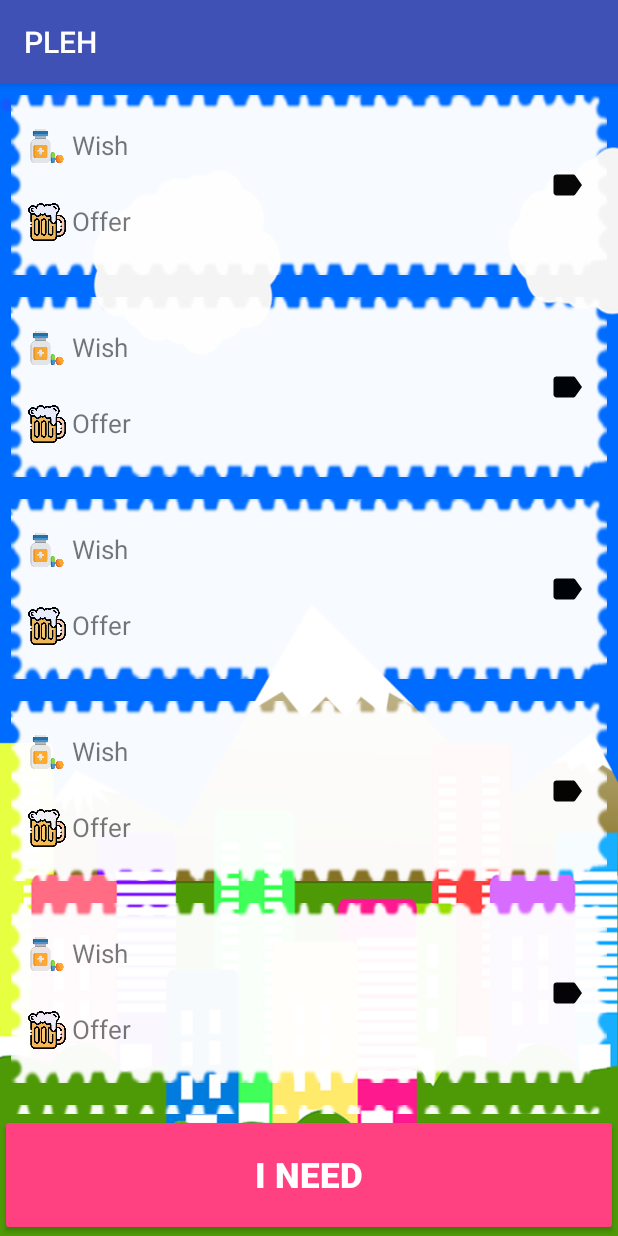
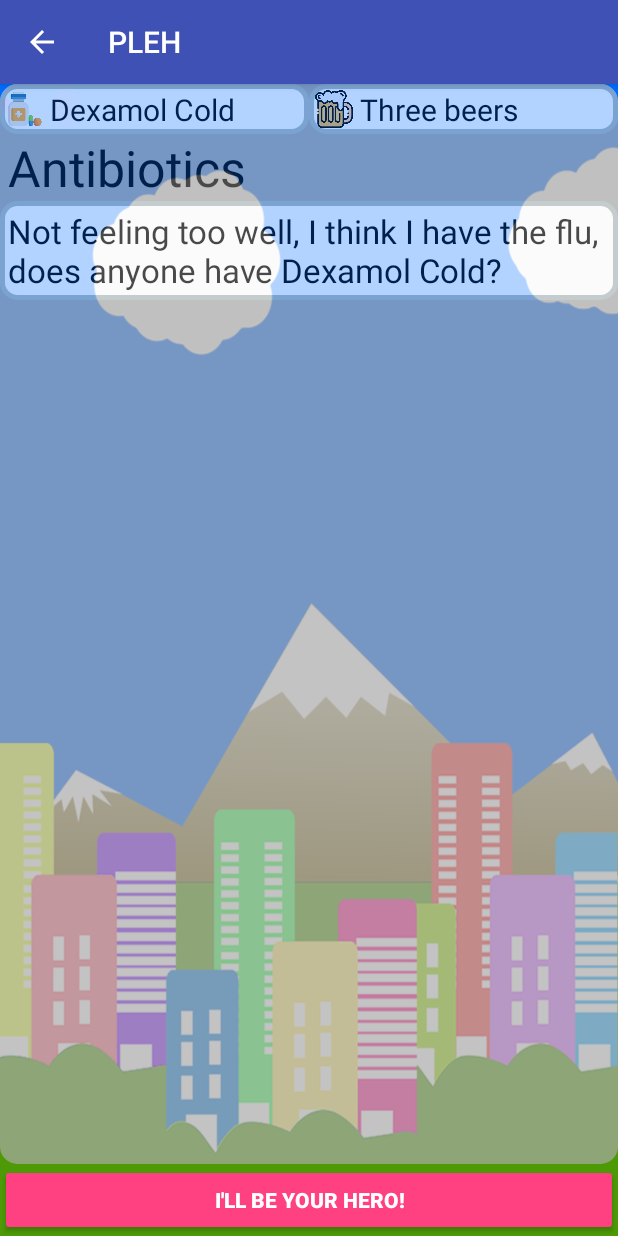
Before and after one commit to dprr/PLEH, an Android app: the screen it shows after launch (BulletinBoardActivity before the commit, PageWishDescription after it), after a tap on "Wish", on a phone screen of 412 x 824 dp. Run offline under Robolectric (Android 15) with nearby library versions, the phone set to English and light mode, and no system bars.

Commit message:
Added Page Descrption, a few dimens, some strings and edited manifest

```diff
--- a/app/src/main/AndroidManifest.xml
+++ b/app/src/main/AndroidManifest.xml
@@ -26,6 +26,18 @@
         </activity>
 
         <activity
+            android:name=".PageWishDescription"
+            android:launchMode="singleTop"
+            android:parentActivityName=".BulletinBoardActivity"
+            android:screenOrientation="portrait">
+
+            <!--<intent-filter>-->
+                <!--<action android:name="android.intent.action.MAIN" />-->
+                <!--<category android:name="android.intent.category.LAUNCHER" />-->
+            <!--</intent-filter>-->
+        </activity>
+
+        <activity
             android:name=".WishRequestActivity"
             android:launchMode="singleTop"
             android:parentActivityName=".BulletinBoardActivity"
--- a/app/src/main/java/com/example/d/pleh/BulletinBoardActivity.java
+++ b/app/src/main/java/com/example/d/pleh/BulletinBoardActivity.java
@@ -40,8 +40,8 @@ public class BulletinBoardActivity extends AppCompatActivity {
         BulletinBoardAdapter.OnItemClickListener buttonsListener = new BulletinBoardAdapter.OnItemClickListener() {
             @Override
             public void onItemClick(Wish vetClinic) {
-//                Intent intent = new Intent(BulletinBoardActivity.this, PageWishDescription.class);
-//                startActivity(intent);
+                Intent intent = new Intent(BulletinBoardActivity.this, PageWishDescription.class);
+                startActivity(intent);
             }
         };
 
--- /dev/null
+++ b/app/src/main/java/com/example/d/pleh/PageWishDescription.java
@@ -0,0 +1,27 @@
+package com.example.d.pleh;
+
+import android.os.Bundle;
+import android.support.v7.app.AppCompatActivity;
+import android.widget.ImageView;
+import android.widget.TextView;
+
+public class PageWishDescription extends AppCompatActivity
+{
+    ImageView rewardImg;
+    ImageView catagoryImg;
+    TextView txtTitle;
+    TextView txtDesc;
+    @Override
+    protected void onCreate(Bundle savedInstanceState)
+    {
+        super.onCreate(savedInstanceState);
+        setContentView(R.layout.page_wish_description);
+        rewardImg = findViewById(R.id.imgRewardCat);
+        catagoryImg = findViewById(R.id.imgWishCat);
+        txtTitle = findViewById(R.id.txtDescPageTitle);
+        txtDesc = findViewById(R.id.txtDescPageDesc);
+
+        rewardImg.setImageResource(R.drawable.drink);
+        catagoryImg.setImageResource(R.drawable.medicine);
+    }
+}
--- /dev/null
+++ b/app/src/main/res/layout/page_wish_description.xml
@@ -0,0 +1,111 @@
+<?xml version="1.0" encoding="utf-8"?>
+<LinearLayout xmlns:android="http://schemas.android.com/apk/res/android"
+    android:layout_width="match_parent"
+    android:layout_height="match_parent"
+    android:background="@drawable/bulletin_bg_img"
+    android:orientation="vertical">
+
+
+    <LinearLayout
+        android:layout_width="match_parent"
+        android:layout_height="0dp"
+        android:layout_weight="9"
+        android:alpha="0.7"
+        android:background="@drawable/tint"
+        android:backgroundTint="@android:color/darker_gray"
+        android:orientation="vertical">
+
+        <LinearLayout
+            android:id="@+id/containerIcons"
+
+            android:layout_width="match_parent"
+            android:layout_height="wrap_content"
+            android:orientation="horizontal">
+
+            <LinearLayout
+                android:id="@+id/containerCatagory"
+
+                android:layout_width="0dp"
+                android:layout_height="@dimen/icon_default_size"
+                android:layout_weight="1"
+                android:background="@drawable/tint">
+
+
+                <ImageView
+                    android:id="@+id/imgWishCat"
+                    android:layout_width="@dimen/icon_default_size"
+                    android:layout_height="@dimen/icon_default_size"
+                    android:layout_gravity="left" />
+
+                <TextView
+                    android:id="@+id/wishRequestText"
+
+                    android:text="Dexamol Cold"
+                    android:paddingTop="3dp"
+                    android:gravity="center"
+                    android:textSize="20sp"
+                    android:textColor="@android:color/black"
+                    android:layout_width="wrap_content"
+                    android:layout_height="wrap_content"
+                    />
+            </LinearLayout>
+
+            <LinearLayout
+                android:id="@+id/containerReward"
+
+                android:layout_width="0dp"
+                android:layout_height="@dimen/icon_default_size"
+                android:layout_weight="1"
+                android:background="@drawable/tint">
+
+                <ImageView
+                    android:id="@+id/imgRewardCat"
+
+                    android:layout_width="@dimen/icon_default_size"
+                    android:layout_height="@dimen/icon_default_size"
+                    android:layout_gravity="center" />
+
+                <TextView
+                    android:id="@+id/txtRewardText"
+
+                    android:text="Three beers"
+                    android:gravity="center"
+                    android:paddingTop="3dp"
+                    android:textSize="20sp"
+                    android:textColor="@android:color/black"
+                    android:layout_width="wrap_content"
+                    android:layout_height="wrap_content" />
+            </LinearLayout>
+        </LinearLayout>
+
+        <TextView
+            android:id="@+id/txtDescPageTitle"
+
+            android:layout_width="match_parent"
+            android:layout_height="wrap_content"
+            android:paddingStart="@dimen/descPageTitleTextPadding"
+            android:text="Antibiotics"
+            android:textColor="@android:color/black"
+            android:textSize="@dimen/descPageTitleTextSize" />
+
+        <TextView
+            android:id="@+id/txtDescPageDesc"
+            android:padding="@dimen/descPageDescTextPadding"
+            android:layout_width="wrap_content"
+            android:layout_height="wrap_content"
+            android:background="@drawable/tint"
+            android:text="Not feeling too well, I think I have the flu, does anyone have Dexamol Cold?"
+            android:textColor="@android:color/black"
+            android:textSize="@dimen/descPageDescTextSize" />
+    </LinearLayout>
+
+
+    <Button
+        android:id="@+id/btnGrantWish"
+
+        style="@style/Widget.AppCompat.Button.Colored"
+        android:layout_width="match_parent"
+        android:layout_height="wrap_content"
+        android:text="@string/grantWish"
+        android:textStyle="bold" />
+</LinearLayout>
--- a/app/src/main/res/layout/wish_item.xml
+++ b/app/src/main/res/layout/wish_item.xml
@@ -26,8 +26,8 @@
 
             <ImageView
                 android:id="@+id/wish_image"
-                android:layout_width="33dp"
-                android:layout_height="33dp" />
+                android:layout_width="@dimen/icon_default_size"
+                android:layout_height="@dimen/icon_default_size" />
 
             <TextView
                 android:id="@+id/wish_description"
@@ -48,8 +48,8 @@
 
             <ImageView
                 android:id="@+id/offer_image"
-                android:layout_width="33dp"
-                android:layout_height="33dp" />
+                android:layout_width="@dimen/icon_default_size"
+                android:layout_height="@dimen/icon_default_size" />
 
             <TextView
                 android:id="@+id/offer_description"
--- a/app/src/main/res/values/dimens.xml
+++ b/app/src/main/res/values/dimens.xml
@@ -6,6 +6,11 @@
     <dimen name="wish_item_padding">10dp</dimen>
     <dimen name="bullet_text_size">17sp</dimen>
     <dimen name="I_need_size">23sp</dimen>
+    <dimen name="icon_default_size">33dp</dimen>
+    <dimen name="descPageTitleTextSize">33sp</dimen>
+    <dimen name="descPageDescTextSize">22sp</dimen>
+    <dimen name="descPageDescTextPadding">5dp</dimen>
+    <dimen name="descPageTitleTextPadding">5dp</dimen>
     <dimen name="wish_report_padding">16dp</dimen>
     <dimen name="wish_title_size">17sp</dimen>
     <dimen name="horizontal_tint_margin">7dp</dimen>
--- a/app/src/main/res/values/strings.xml
+++ b/app/src/main/res/values/strings.xml
@@ -2,6 +2,7 @@
     <string name="app_name">PLEH</string>
     <string name="I_need">I need</string>
     <string name="bulletin_activity_vet_list">I need</string>
+    <string name="grantWish">I\'ll be your hero!</string>
     <string name="I_offer">What I can Give</string>
     <string name="wish_title_hint">Summarize your request</string>
     <string name="wish_title">Help me with:</string>
```
Also changed, not shown: app/src/main/res/drawable/bulletin_board_background.png (deleted).
